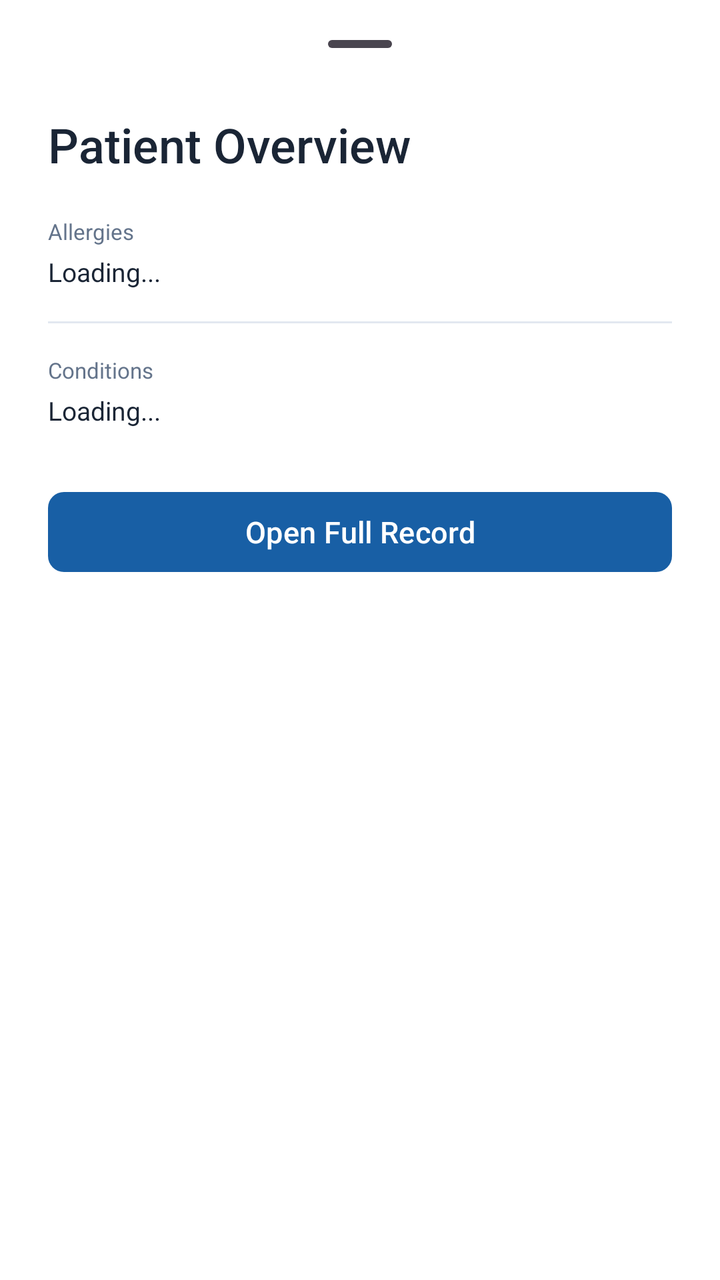
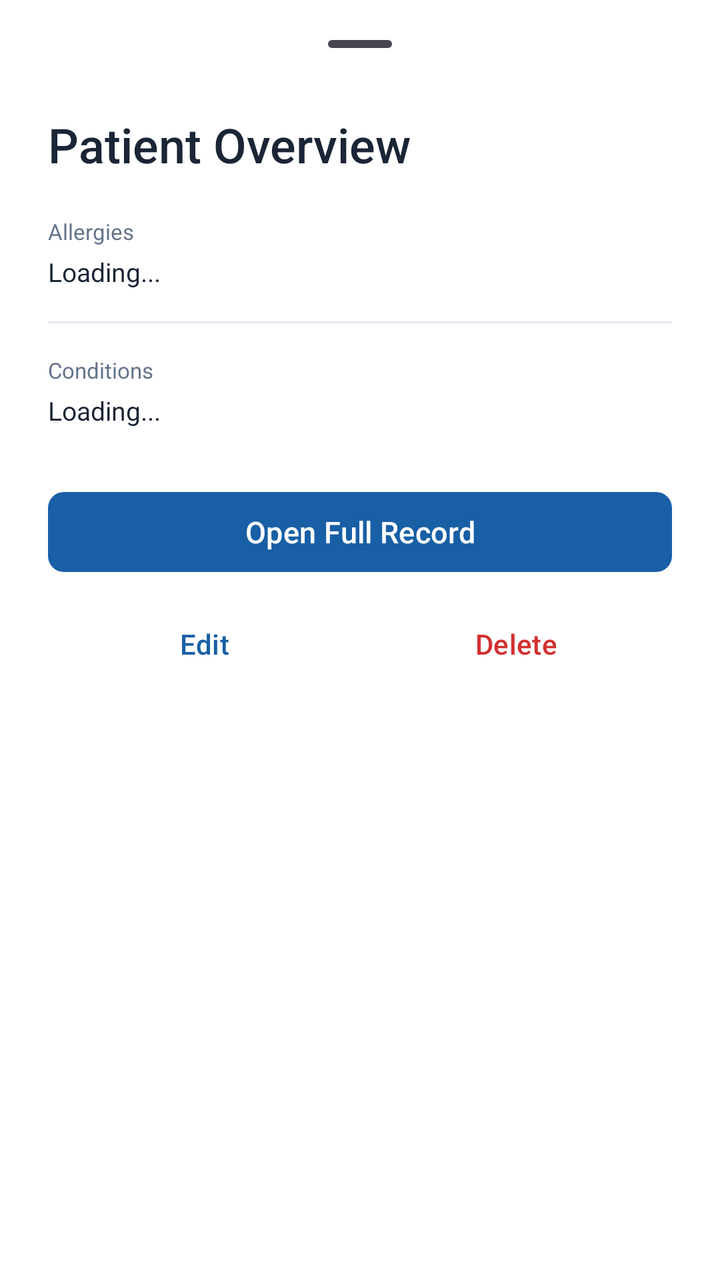

Two renders of the same Android screen: before a commit and after it. Below are the layout's source before the change and the commit's diff.
<!-- AndroidManifest.xml: application theme Theme.Healthcare_app -->
<!-- res/layout/layout_appointment_bottom_sheet.xml -->
<?xml version="1.0" encoding="utf-8"?>
<LinearLayout xmlns:android="http://schemas.android.com/apk/res/android"
    xmlns:app="http://schemas.android.com/apk/res-auto"
    android:id="@+id/bottomSheetLayout"
    android:layout_width="match_parent"
    android:layout_height="wrap_content"
    android:orientation="vertical"
    android:paddingStart="24dp"
    android:paddingEnd="24dp"
    android:paddingTop="8dp"
    android:paddingBottom="32dp"
    android:background="#FFFFFF"
    android:elevation="0dp"
    app:behavior_hideable="true"
    app:behavior_peekHeight="0dp"
    app:layout_behavior="com.google.android.material.bottomsheet.BottomSheetBehavior">

    <com.google.android.material.bottomsheet.BottomSheetDragHandleView
        android:layout_width="match_parent"
        android:layout_height="wrap_content" />

    
    <TextView
        android:id="@+id/sheetPatientName"
        android:layout_width="wrap_content"
        android:layout_height="wrap_content"
        android:text="Patient Overview"
        android:textSize="24sp"
        android:textColor="#1A2535"
        android:fontFamily="sans-serif-medium"
        android:layout_marginBottom="20dp" />

    
    <TextView
        android:layout_width="wrap_content"
        android:layout_height="wrap_content"
        android:text="Allergies"
        android:textSize="11sp"
        android:textColor="#64748B"
        android:fontFamily="sans-serif"
        android:layout_marginBottom="4dp" />

    
    <TextView
        android:id="@+id/sheetAllergies"
        android:layout_width="wrap_content"
        android:layout_height="wrap_content"
        android:text="Loading..."
        android:textSize="13sp"
        android:textColor="#1A2535"
        android:fontFamily="sans-serif"
        android:layout_marginBottom="16dp" />

    
    <View
        android:layout_width="match_parent"
        android:layout_height="1dp"
        android:layout_marginBottom="16dp"
        android:background="#E2E8F0" />

    
    <TextView
        android:layout_width="wrap_content"
        android:layout_height="wrap_content"
        android:text="Conditions"
        android:textSize="11sp"
        android:textColor="#64748B"
        android:fontFamily="sans-serif"
        android:layout_marginBottom="4dp" />

    
    <TextView
        android:id="@+id/sheetConditions"
        android:layout_width="wrap_content"
        android:layout_height="wrap_content"
        android:text="Loading..."
        android:textSize="13sp"
        android:textColor="#1A2535"
        android:fontFamily="sans-serif"
        android:layout_marginBottom="28dp" />

    
    <com.google.android.material.button.MaterialButton
        android:id="@+id/btnOpenFullRecord"
        android:layout_width="match_parent"
        android:layout_height="48dp"
        android:text="Open Full Record"
        android:textAllCaps="false"
        android:textSize="15sp"
        android:textColor="#FFFFFF"
        android:fontFamily="sans-serif-medium"
        app:backgroundTint="#185FA5"
        app:elevation="0dp"
        app:cornerRadius="8dp" />

</LinearLayout>
<!-- resources referenced by this layout -->
<resources>
  <style name="Theme.Healthcare_app" parent="Base.Theme.Healthcare_app" />
  <style name="Base.Theme.Healthcare_app" parent="Theme.Material3.Light.NoActionBar">
          <item name="bottomSheetDialogTheme">@style/Theme.Healthcare_app.BottomSheetDialog</item>
      </style>
  <style name="Theme.Healthcare_app.BottomSheetDialog" parent="ThemeOverlay.Material3.BottomSheetDialog">
          <item name="android:windowIsFloating">false</item>
          <item name="android:backgroundDimEnabled">true</item>
          
          <item name="colorSurface">#FFFFFF</item>
          <item name="colorOnSurface">#1A2535</item>
          <item name="colorOnSurfaceVariant">#64748B</item>
          <item name="android:colorBackground">#FFFFFF</item>
          <item name="colorPrimary">#185FA5</item>
          <item name="colorOnPrimary">#FFFFFF</item>
          
          <item name="android:textColorPrimary">#1A2535</item>
          <item name="android:textColorSecondary">#64748B</item>
          <item name="android:textColorHint">#64748B</item>
          
          <item name="colorControlNormal">#E2E8F0</item>
          <item name="colorControlActivated">#185FA5</item>
          
          <item name="bottomSheetStyle">@style/LightBottomSheetStyle</item>
      </style>
  <style name="LightBottomSheetStyle" parent="Widget.Material3.BottomSheet.Modal">
          <item name="backgroundTint">#FFFFFF</item>
          <item name="android:elevation">0dp</item>
      </style>
</resources>

<!-- the commit's change to res/layout/layout_appointment_bottom_sheet.xml (unified diff, before → after) -->
@@ -93,4 +93,29 @@
         app:elevation="0dp"
         app:cornerRadius="8dp" />
 
+    <LinearLayout
+        android:layout_width="match_parent"
+        android:layout_height="wrap_content"
+        android:orientation="horizontal"
+        android:layout_marginTop="8dp">
+
+        <com.google.android.material.button.MaterialButton
+            android:id="@+id/btnEditAppointment"
+            style="@style/Widget.Material3.Button.TextButton"
+            android:layout_width="0dp"
+            android:layout_height="wrap_content"
+            android:layout_weight="1"
+            android:text="Edit"
+            android:textColor="#185FA5" />
+
+        <com.google.android.material.button.MaterialButton
+            android:id="@+id/btnDeleteAppointment"
+            style="@style/Widget.Material3.Button.TextButton"
+            android:layout_width="0dp"
+            android:layout_height="wrap_content"
+            android:layout_weight="1"
+            android:text="Delete"
+            android:textColor="#D32F2F" />
+    </LinearLayout>
+
 </LinearLayout>
